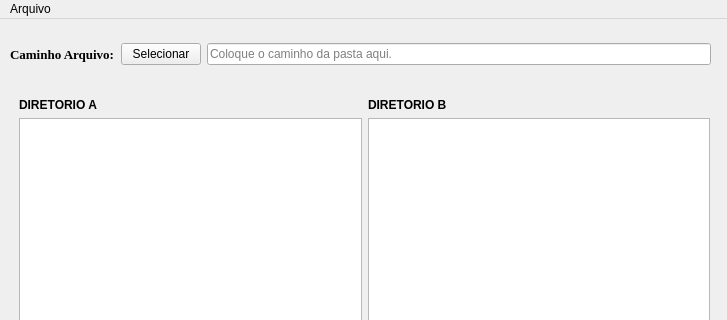
Qt form interface.ui (Misternis/Projeto_Copiar) before a commit; both pictures show x 0 to 727 and y 0 to 320 of the 727 by 567 pixel window.
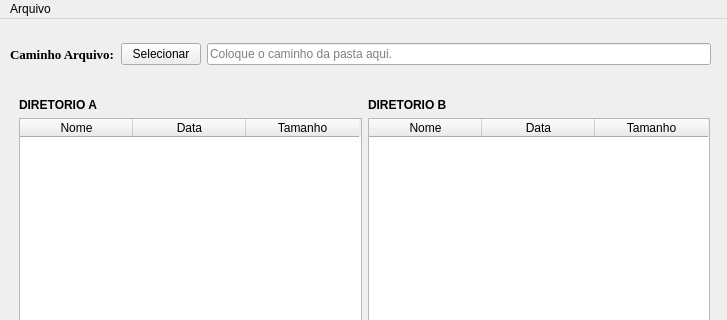
The same form after that commit. Icons and pictures are not drawn.

Commit message: Adicionado tabelas no layout.

```diff
--- a/interface.ui
+++ b/interface.ui
@@ -75,18 +75,6 @@
      </rect>
     </property>
     <layout class="QGridLayout" name="gridLayout">
-     <item row="1" column="0">
-      <widget class="QPlainTextEdit" name="listaDirA">
-       <property name="font">
-        <font>
-         <pointsize>10</pointsize>
-        </font>
-       </property>
-       <property name="readOnly">
-        <bool>true</bool>
-       </property>
-      </widget>
-     </item>
      <item row="0" column="0">
       <widget class="QLabel" name="textListaDirA">
        <property name="font">
@@ -113,8 +101,55 @@
        </property>
       </widget>
      </item>
+     <item row="1" column="0">
+      <widget class="QTableWidget" name="tableWidgetA">
+       <attribute name="horizontalHeaderCascadingSectionResizes">
+        <bool>true</bool>
+       </attribute>
+       <attribute name="horizontalHeaderDefaultSectionSize">
+        <number>113</number>
+       </attribute>
+       <column>
+        <property name="text">
+         <string>Nome</string>
+        </property>
+       </column>
+       <column>
+        <property name="text">
+         <string>Data</string>
+        </property>
+       </column>
+       <column>
+        <property name="text">
+         <string>Tamanho</string>
+        </property>
+       </column>
+      </widget>
+     </item>
      <item row="1" column="1">
-      <widget class="QListWidget" name="listWidget"/>
+      <widget class="QTableWidget" name="tableWidgetB">
+       <attribute name="horizontalHeaderCascadingSectionResizes">
+        <bool>true</bool>
+       </attribute>
+       <attribute name="horizontalHeaderDefaultSectionSize">
+        <number>113</number>
+       </attribute>
+       <column>
+        <property name="text">
+         <string>Nome</string>
+        </property>
+       </column>
+       <column>
+        <property name="text">
+         <string>Data</string>
+        </property>
+       </column>
+       <column>
+        <property name="text">
+         <string>Tamanho</string>
+        </property>
+       </column>
+      </widget>
      </item>
     </layout>
    </widget>
```
The commit also changes 3 other files.
